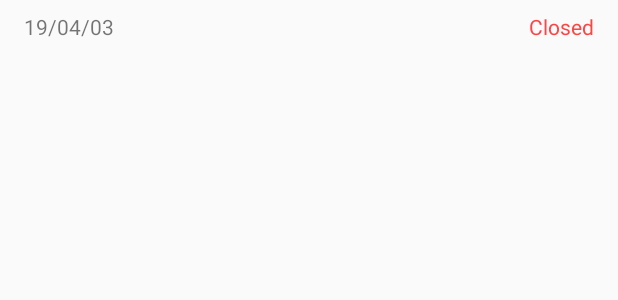
After one commit to eccard/beer-counter, an Android app: the layout historic_item.xml on its own in the app's theme, with its tools: preview values and no code run, on a phone screen of 412 x 824 dp. The commit adds this screen. Shown: the top 300 px of the screen. Run offline under Robolectric (Android 15) with nearby library versions, the light colour scheme and no system bars.

Commit message:
Add historic item layout

```diff
--- /dev/null
+++ b/app/src/main/res/layout/historic_item.xml
@@ -0,0 +1,41 @@
+<?xml version="1.0" encoding="utf-8"?>
+<androidx.constraintlayout.widget.ConstraintLayout
+        xmlns:android="http://schemas.android.com/apk/res/android"
+        xmlns:app="http://schemas.android.com/apk/res-auto"
+        xmlns:tools="http://schemas.android.com/tools"
+        android:orientation="vertical"
+        android:layout_width="match_parent"
+        android:layout_height="wrap_content"
+        android:paddingStart="?android:attr/listPreferredItemPaddingStart"
+        android:paddingEnd="?android:attr/listPreferredItemPaddingEnd"
+        android:minHeight="?android:attr/listPreferredItemHeightSmall"
+        android:background="?attr/selectableItemBackground">
+
+    <TextView
+            android:id="@+id/tv_date"
+            android:layout_width="wrap_content"
+            android:layout_height="wrap_content"
+            tools:text="19/04/03"
+            app:layout_constraintStart_toStartOf="parent"
+            app:layout_constraintEnd_toEndOf="parent"
+            android:layout_marginEnd="8dp"
+            app:layout_constraintHorizontal_bias="0.0"
+            android:layout_marginTop="8dp"
+            app:layout_constraintTop_toTopOf="parent"
+            android:layout_marginBottom="8dp"
+            app:layout_constraintBottom_toBottomOf="parent"
+            app:layout_constraintVertical_bias="0.0"/>
+
+    <TextView
+            android:id="@+id/tv_state"
+            android:layout_width="wrap_content"
+            android:layout_height="wrap_content"
+            tools:text="Closed"
+            android:textColor="@android:color/holo_red_light"
+            app:layout_constraintEnd_toEndOf="parent"
+            app:layout_constraintBottom_toBottomOf="@+id/tv_date"
+            app:layout_constraintTop_toTopOf="@+id/tv_date"
+            app:layout_constraintStart_toStartOf="parent" android:layout_marginStart="8dp"
+            app:layout_constraintHorizontal_bias="1.0"/>
+
+</androidx.constraintlayout.widget.ConstraintLayout>
```
Also changed, not shown: app/src/main/java/com/r5k/contacerveja/ui/historic/view/HistoricAdapter.kt (+21 -5 lines).
